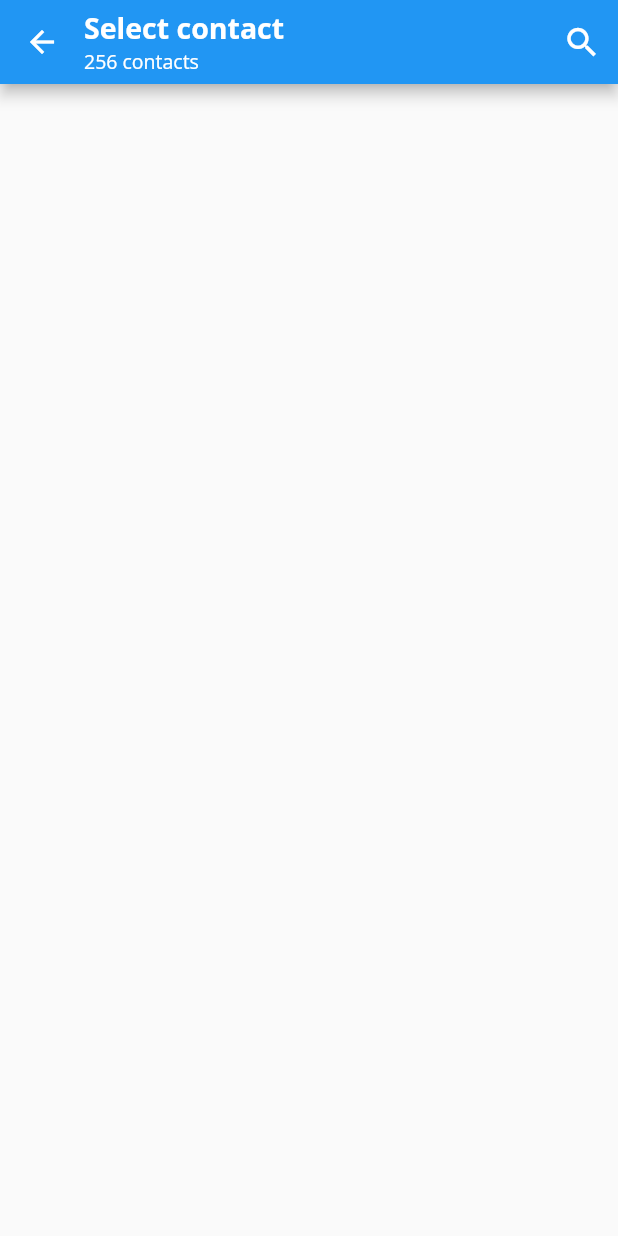
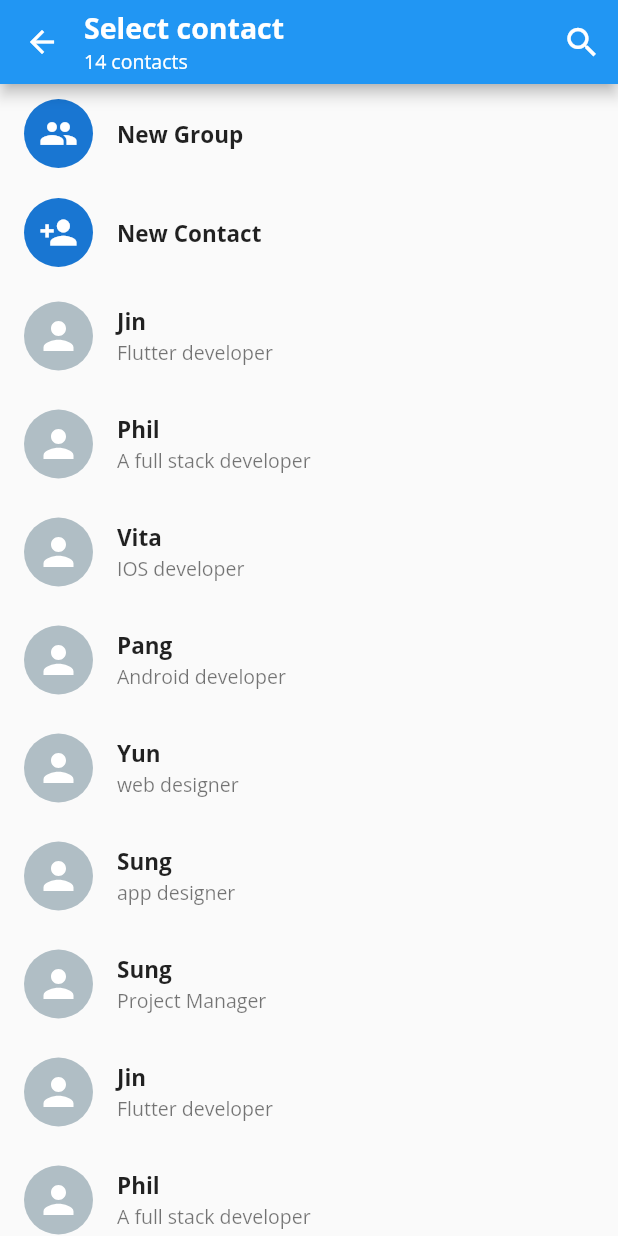
Before and after one commit to jin-vita/my-chat, a Flutter app: the SelectScreen screen opened directly, on a phone screen of 412 x 824 dp. Run offline on Flutter 3.47's test engine with Material 2 defaults, Android fonts, the phone set to English and light mode, and no system bars; our stand-ins replace flutter_svg.

Commit message:
select check icon

```diff
--- /dev/null
+++ b/lib/dummy/contacts_dummy.dart
@@ -0,0 +1,60 @@
+import 'package:my_chat/model/chat_model.dart';
+
+List<ChatModel> contacts = [
+  ChatModel(
+    name: 'Jin',
+    status: 'Flutter developer',
+  ),
+  ChatModel(
+    name: 'Phil',
+    status: 'A full stack developer',
+  ),
+  ChatModel(
+    name: 'Vita',
+    status: 'IOS developer',
+  ),
+  ChatModel(
+    name: 'Pang',
+    status: 'Android developer',
+  ),
+  ChatModel(
+    name: 'Yun',
+    status: 'web designer',
+  ),
+  ChatModel(
+    name: 'Sung',
+    status: 'app designer',
+  ),
+  ChatModel(
+    name: 'Sung',
+    status: 'Project Manager',
+  ),
+  ChatModel(
+    name: 'Jin',
+    status: 'Flutter developer',
+  ),
+  ChatModel(
+    name: 'Phil',
+    status: 'A full stack developer',
+  ),
+  ChatModel(
+    name: 'Vita',
+    status: 'IOS developer',
+  ),
+  ChatModel(
+    name: 'Pang',
+    status: 'Android developer',
+  ),
+  ChatModel(
+    name: 'Yun',
+    status: 'web designer',
+  ),
+  ChatModel(
+    name: 'Sung',
+    status: 'app designer',
+  ),
+  ChatModel(
+    name: 'Sung',
+    status: 'Project Manager',
+  ),
+];
--- a/lib/model/chat_model.dart
+++ b/lib/model/chat_model.dart
@@ -1,15 +1,19 @@
 class ChatModel {
-  bool isGroup;
+  String name;
   String icon;
-  String name;
-  String time;
-  String currentMessage;
+  String status;
+  String? currentMessage;
+  String? time;
+  bool? isGroup;
+  bool selected;
 
   ChatModel({
-    required this.isGroup,
-    required this.icon,
     required this.name,
-    required this.time,
-    required this.currentMessage,
+    this.icon = 'person.svg',
+    this.status = 'developer',
+    this.currentMessage,
+    this.time,
+    this.isGroup,
+    this.selected = false,
   });
 }
--- a/lib/screen/select_screen.dart
+++ b/lib/screen/select_screen.dart
@@ -1,13 +1,12 @@
 import 'package:flutter/material.dart';
+import 'package:my_chat/dummy/contacts_dummy.dart';
+import 'package:my_chat/screen/group_screen.dart';
+import 'package:my_chat/ui/button_card.dart';
+import 'package:my_chat/ui/contact_card.dart';
 
-class SelectScreen extends StatefulWidget {
+class SelectScreen extends StatelessWidget {
   const SelectScreen({Key? key}) : super(key: key);
 
-  @override
-  State<SelectScreen> createState() => _SelectScreenState();
-}
-
-class _SelectScreenState extends State<SelectScreen> {
   @override
   Widget build(BuildContext context) {
     return Scaffold(
@@ -21,8 +20,8 @@ class _SelectScreenState extends State<SelectScreen> {
       titleSpacing: 0,
       title: Column(
         crossAxisAlignment: CrossAxisAlignment.start,
-        children: const [
-          Text(
+        children: [
+          const Text(
             'Select contact',
             style: TextStyle(
               fontSize: 19,
@@ -30,8 +29,8 @@ class _SelectScreenState extends State<SelectScreen> {
             ),
           ),
           Text(
-            '256 contacts',
-            style: TextStyle(
+            '${contacts.length} contacts',
+            style: const TextStyle(
               fontSize: 13,
             ),
           ),
@@ -50,6 +49,31 @@ class _SelectScreenState extends State<SelectScreen> {
   }
 
   _body() {
-    return Container();
+    return ListView.builder(
+      itemCount: contacts.length + 2,
+      itemBuilder: (context, index) {
+        return index == 0
+            ? InkWell(
+                onTap: () => Navigator.push(
+                  context,
+                  MaterialPageRoute(
+                    builder: (builder) => const GroupScreen(),
+                  ),
+                ),
+                child: const ButtonCard(
+                  name: 'New Group',
+                  icon: Icons.group,
+                ),
+              )
+            : index == 1
+                ? const ButtonCard(
+                    name: 'New Contact',
+                    icon: Icons.person_add,
+                  )
+                : ContactCard(
+                    contact: contacts[index - 2],
+                  );
+      },
+    );
   }
 }
--- /dev/null
+++ b/lib/ui/button_card.dart
@@ -0,0 +1,36 @@
+import 'package:flutter/material.dart';
+
+class ButtonCard extends StatelessWidget {
+  const ButtonCard({
+    Key? key,
+    required this.name,
+    required this.icon,
+  }) : super(key: key);
+
+  final String name;
+  final IconData icon;
+
+  @override
+  Widget build(BuildContext context) {
+    return Padding(
+      padding: const EdgeInsets.symmetric(vertical: 5),
+      child: ListTile(
+        leading: CircleAvatar(
+          radius: 23,
+          child: Icon(
+            icon,
+            size: 26,
+            color: Colors.white,
+          ),
+        ),
+        title: Text(
+          name,
+          style: const TextStyle(
+            fontSize: 15,
+            fontWeight: FontWeight.bold,
+          ),
+        ),
+      ),
+    );
+  }
+}
--- /dev/null
+++ b/lib/ui/contact_card.dart
@@ -0,0 +1,64 @@
+import 'package:flutter/material.dart';
+import 'package:flutter_svg/flutter_svg.dart';
+import 'package:my_chat/model/chat_model.dart';
+
+class ContactCard extends StatelessWidget {
+  const ContactCard({
+    Key? key,
+    required this.contact,
+  }) : super(key: key);
+
+  final ChatModel contact;
+
+  @override
+  Widget build(BuildContext context) {
+    return ListTile(
+      leading: Stack(
+        children: [
+          CircleAvatar(
+            radius: 23,
+            backgroundColor: Colors.blueGrey.shade200,
+            child: SvgPicture.asset(
+              'assets/icons/${contact.icon}',
+              height: 30,
+              width: 30,
+              colorFilter: const ColorFilter.mode(
+                Colors.white,
+                BlendMode.srcIn,
+              ),
+            ),
+          ),
+          Visibility(
+            visible: contact.selected,
+            child: const Positioned(
+              bottom: 0,
+              right: 0,
+              child: CircleAvatar(
+                radius: 10,
+                backgroundColor: Colors.teal,
+                child: Icon(
+                  Icons.check,
+                  size: 15,
+                  color: Colors.white,
+                ),
+              ),
+            ),
+          )
+        ],
+      ),
+      title: Text(
+        contact.name,
+        style: const TextStyle(
+          fontSize: 15,
+          fontWeight: FontWeight.bold,
+        ),
+      ),
+      subtitle: Text(
+        contact.status,
+        style: const TextStyle(
+          fontSize: 13,
+        ),
+      ),
+    );
+  }
+}
--- a/lib/ui/custom_card.dart
+++ b/lib/ui/custom_card.dart
@@ -8,6 +8,7 @@ class CustomCard extends StatelessWidget {
     Key? key,
     required this.chatModel,
   }) : super(key: key);
+
   final ChatModel chatModel;
 
   @override
@@ -51,7 +52,7 @@ class CustomCard extends StatelessWidget {
                 ),
                 const SizedBox(width: 5),
                 Text(
-                  chatModel.currentMessage,
+                  '${chatModel.currentMessage}',
                   style: const TextStyle(
                     fontSize: 13,
                     fontWeight: FontWeight.bold,
@@ -59,7 +60,7 @@ class CustomCard extends StatelessWidget {
                 ),
               ],
             ),
-            trailing: Text(chatModel.time),
+            trailing: Text('${chatModel.time}'),
           ),
         ),
         const Padding(
```
Also changed, not shown: lib/dummy/chats_dummy.dart (added, +39 -0 lines), lib/page/chat_page.dart (+3 -46 lines), lib/screen/group_screen.dart (added, +73 -0 lines), lib/screen/individual_screen.dart (+24 -70 lines).
